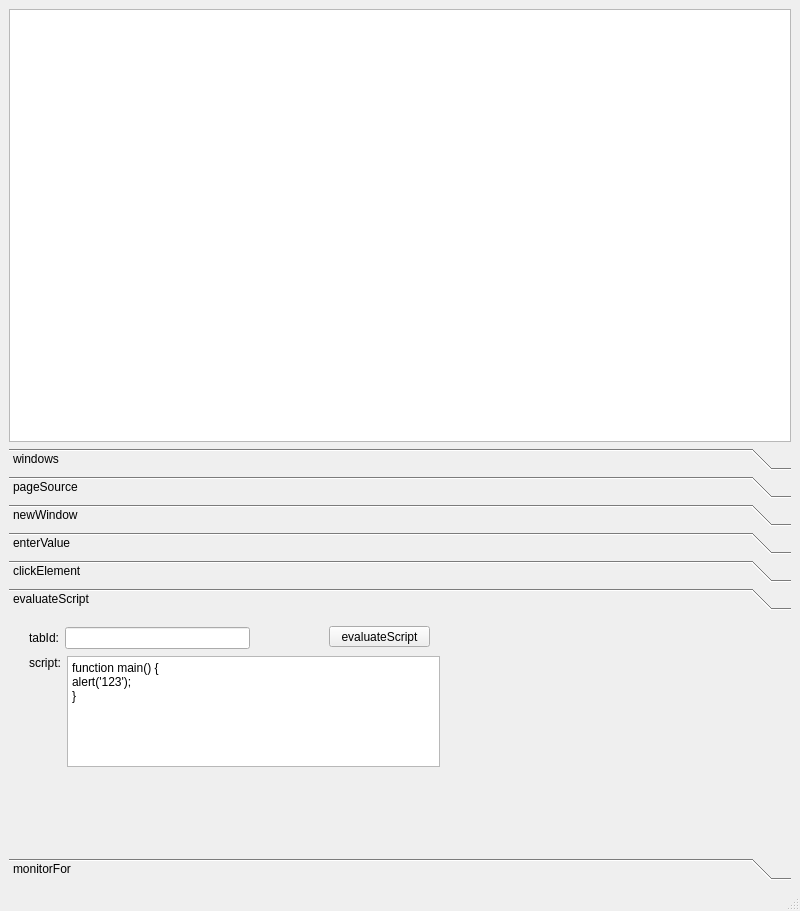
Qt form convey/mainwindow.ui (dmytrohyzhko/convey-desktop-app) before a commit.
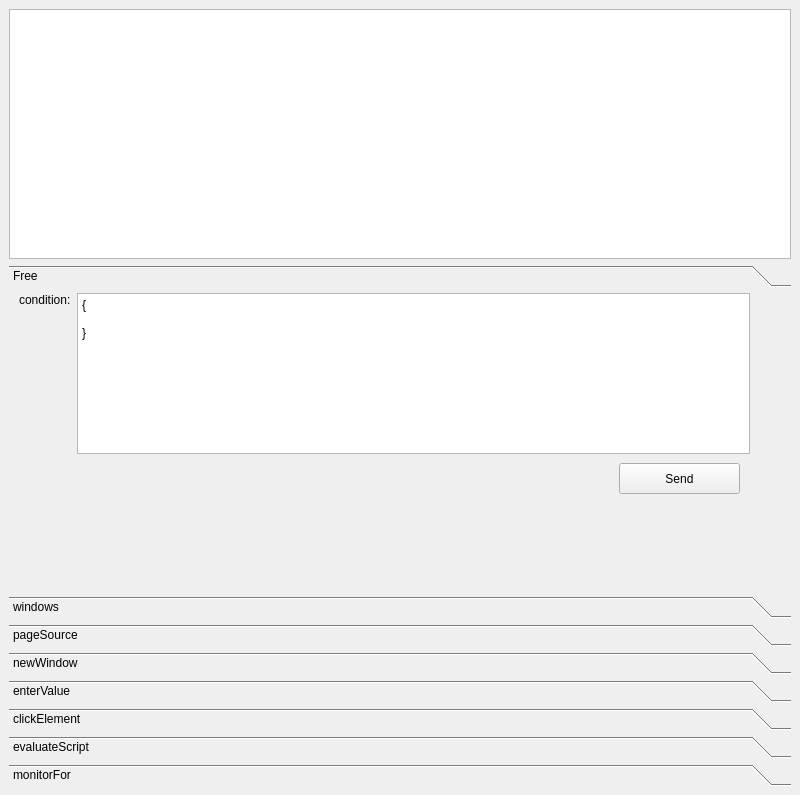
The same form after that commit.

The edit to the form file:
```diff
--- a/convey/mainwindow.ui
+++ b/convey/mainwindow.ui
@@ -7,7 +7,7 @@
     <x>0</x>
     <y>0</y>
     <width>800</width>
-    <height>911</height>
+    <height>795</height>
    </rect>
   </property>
   <property name="windowTitle">
@@ -16,13 +16,69 @@
   <widget class="QWidget" name="centralwidget">
    <layout class="QVBoxLayout" name="verticalLayout">
     <item>
-     <widget class="QTextEdit" name="textEdit"/>
+     <widget class="QTextEdit" name="textEdit">
+      <property name="maximumSize">
+       <size>
+        <width>16777215</width>
+        <height>250</height>
+       </size>
+      </property>
+     </widget>
     </item>
     <item>
      <widget class="QToolBox" name="toolBox">
       <property name="currentIndex">
-       <number>5</number>
+       <number>0</number>
       </property>
+      <widget class="QWidget" name="free">
+       <attribute name="label">
+        <string>Free</string>
+       </attribute>
+       <widget class="QWidget" name="layoutWidget_15">
+        <property name="geometry">
+         <rect>
+          <x>10</x>
+          <y>0</y>
+          <width>731</width>
+          <height>161</height>
+         </rect>
+        </property>
+        <layout class="QHBoxLayout" name="horizontalLayout_16">
+         <item>
+          <widget class="QLabel" name="label_16">
+           <property name="text">
+            <string>condition:</string>
+           </property>
+           <property name="alignment">
+            <set>Qt::AlignLeading|Qt::AlignLeft|Qt::AlignTop</set>
+           </property>
+          </widget>
+         </item>
+         <item>
+          <widget class="QPlainTextEdit" name="plainTextEdit_4">
+           <property name="plainText">
+            <string>{
+
+}</string>
+           </property>
+          </widget>
+         </item>
+        </layout>
+       </widget>
+       <widget class="QPushButton" name="btnSend">
+        <property name="geometry">
+         <rect>
+          <x>610</x>
+          <y>170</y>
+          <width>121</width>
+          <height>31</height>
+         </rect>
+        </property>
+        <property name="text">
+         <string>Send</string>
+        </property>
+       </widget>
+      </widget>
       <widget class="QWidget" name="windows">
        <property name="geometry">
         <rect>
@@ -335,7 +391,7 @@
          <x>0</x>
          <y>0</y>
          <width>782</width>
-         <height>233</height>
+         <height>305</height>
         </rect>
        </property>
        <attribute name="label">
@@ -401,10 +457,10 @@
        <widget class="QPushButton" name="btnEvaluateScript">
         <property name="geometry">
          <rect>
-          <x>320</x>
-          <y>10</y>
-          <width>101</width>
-          <height>21</height>
+          <x>310</x>
+          <y>0</y>
+          <width>111</width>
+          <height>31</height>
          </rect>
         </property>
         <property name="text">
@@ -530,17 +586,6 @@
     </item>
    </layout>
   </widget>
-  <widget class="QMenuBar" name="menubar">
-   <property name="geometry">
-    <rect>
-     <x>0</x>
-     <y>0</y>
-     <width>800</width>
-     <height>20</height>
-    </rect>
-   </property>
-  </widget>
-  <widget class="QStatusBar" name="statusbar"/>
  </widget>
  <resources/>
  <connections/>
```
Left out of the diff: 36 changed lines with no effect on the pictures.
